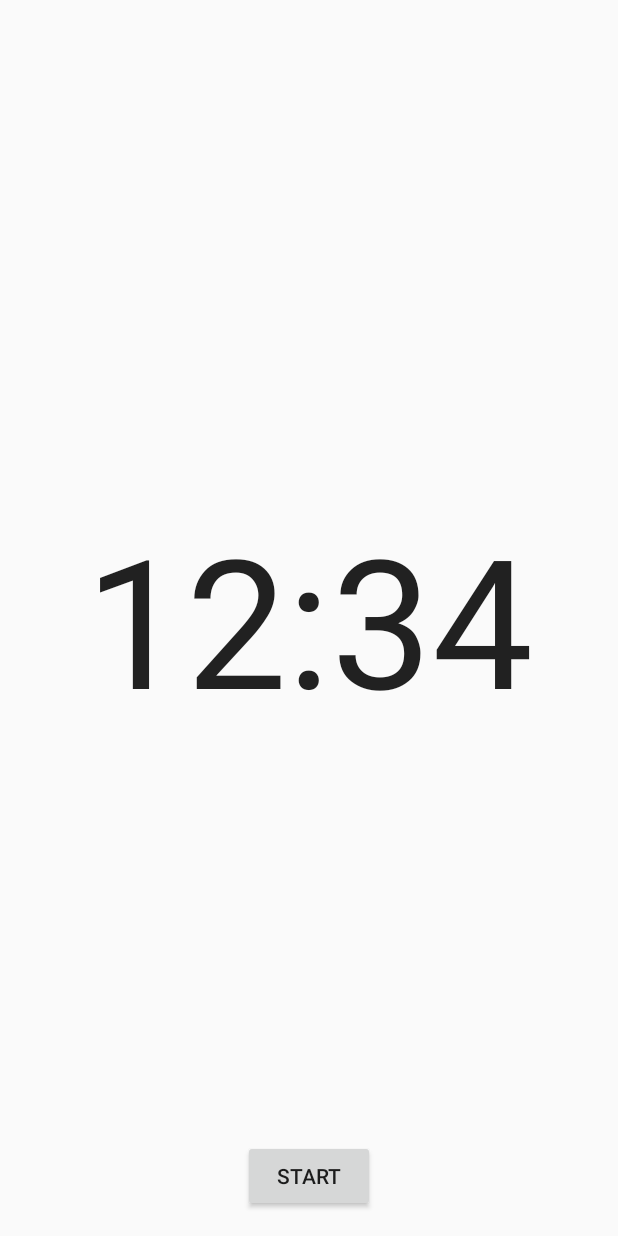
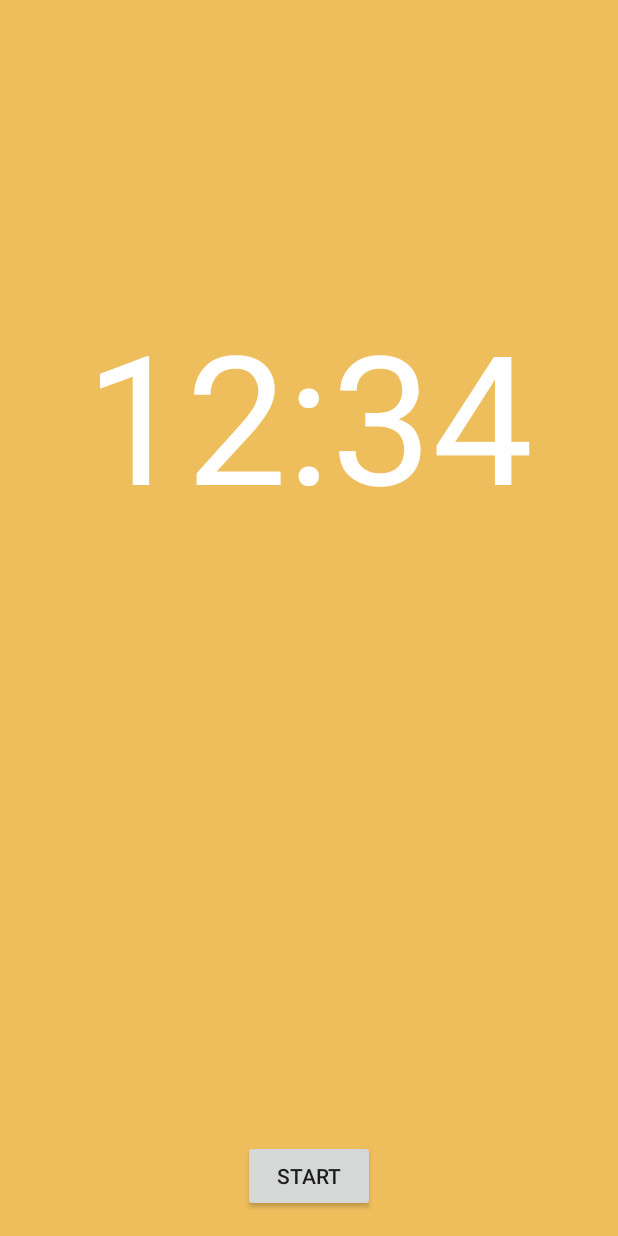
Before and after one commit to MarcelJurtz/Perfeggt, an Android app: the layout activity_timer.xml on its own in the app's theme, with its tools: preview values and no code run, on a phone screen of 412 x 824 dp. Run offline under Robolectric (Android 15) with nearby library versions, the phone set to English and light mode, and no system bars.

Commit message:
fixed layout

```diff
--- a/app/src/main/java/com/jurtz/android/pefectegg/SettingsActivity.java
+++ b/app/src/main/java/com/jurtz/android/pefectegg/SettingsActivity.java
@@ -1,5 +1,6 @@
 package com.jurtz.android.pefectegg;
 
+import android.app.ActionBar;
 import android.content.Intent;
 import android.opengl.Visibility;
 import android.support.v7.app.AppCompatActivity;
@@ -39,6 +40,8 @@ public class SettingsActivity extends AppCompatActivity {
     protected void onCreate(Bundle savedInstanceState) {
         super.onCreate(savedInstanceState);
         setContentView(R.layout.activity_settings);
+
+        getSupportActionBar().hide();
 
         rbConsistencySoft = (RadioButton)findViewById(R.id.rbConsistencySoft);
         rbConsistencyMedium = (RadioButton)findViewById(R.id.rbConsistencyMedium);
--- a/app/src/main/java/com/jurtz/android/pefectegg/TimerActivity.java
+++ b/app/src/main/java/com/jurtz/android/pefectegg/TimerActivity.java
@@ -24,6 +24,8 @@ public class TimerActivity extends AppCompatActivity {
     protected void onCreate(Bundle savedInstanceState) {
         super.onCreate(savedInstanceState);
         setContentView(R.layout.activity_timer);
+
+        getSupportActionBar().hide();
 
         countdownHandler = new Handler();
 
--- a/app/src/main/res/layout/activity_timer.xml
+++ b/app/src/main/res/layout/activity_timer.xml
@@ -7,6 +7,7 @@
     android:paddingLeft="@dimen/activity_horizontal_margin"
     android:paddingRight="@dimen/activity_horizontal_margin"
     android:paddingTop="@dimen/activity_vertical_margin"
+    android:background="@color/mainBackground"
     tools:context="com.jurtz.android.pefectegg.TimerActivity">
 
     <TextView
@@ -15,10 +16,12 @@
         android:textAppearance="?android:attr/textAppearanceLarge"
         android:text="12:34"
         android:id="@+id/lblTimer"
-        android:layout_centerVertical="true"
+        android:layout_alignParentTop="true"
+        android:paddingTop="180dp"
         android:layout_centerHorizontal="true"
         android:layout_alignParentStart="false"
-        android:textSize="120dp" />
+        android:textSize="120dp"
+        android:textColor="@color/mainForeground"/>
 
     <Button
         android:layout_width="wrap_content"
--- a/app/src/main/res/values/colors.xml
+++ b/app/src/main/res/values/colors.xml
@@ -1,6 +1,8 @@
 <?xml version="1.0" encoding="utf-8"?>
 <resources>
-    <color name="colorPrimary">#3F51B5</color>
-    <color name="colorPrimaryDark">#303F9F</color>
-    <color name="colorAccent">#FF4081</color>
+    <color name="colorPrimary">#EFBE5C</color>
+    <color name="colorPrimaryDark">#EFBE5C</color>
+    <color name="colorAccent">#FFFFFF</color>
+    <color name="mainForeground">#FFFFFF</color>
+    <color name="mainBackground">#EFBE5C</color>
 </resources>
--- a/app/src/main/res/values/styles.xml
+++ b/app/src/main/res/values/styles.xml
@@ -6,6 +6,7 @@
         <item name="colorPrimary">@color/colorPrimary</item>
         <item name="colorPrimaryDark">@color/colorPrimaryDark</item>
         <item name="colorAccent">@color/colorAccent</item>
+        <item name="android:textColorHint">@color/mainForeground</item>
     </style>
 
 </resources>
```
Also changed, not shown: app/src/main/res/drawable/border.xml (added, +14 -0 lines), app/src/main/res/layout/activity_settings.xml (+65 -20 lines).
